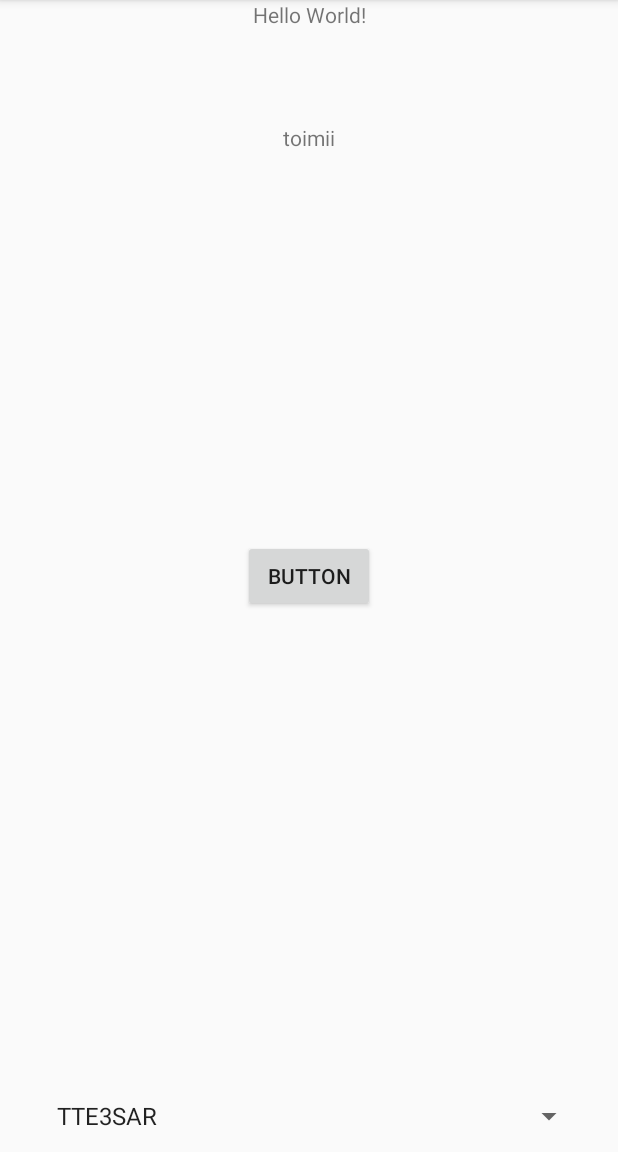
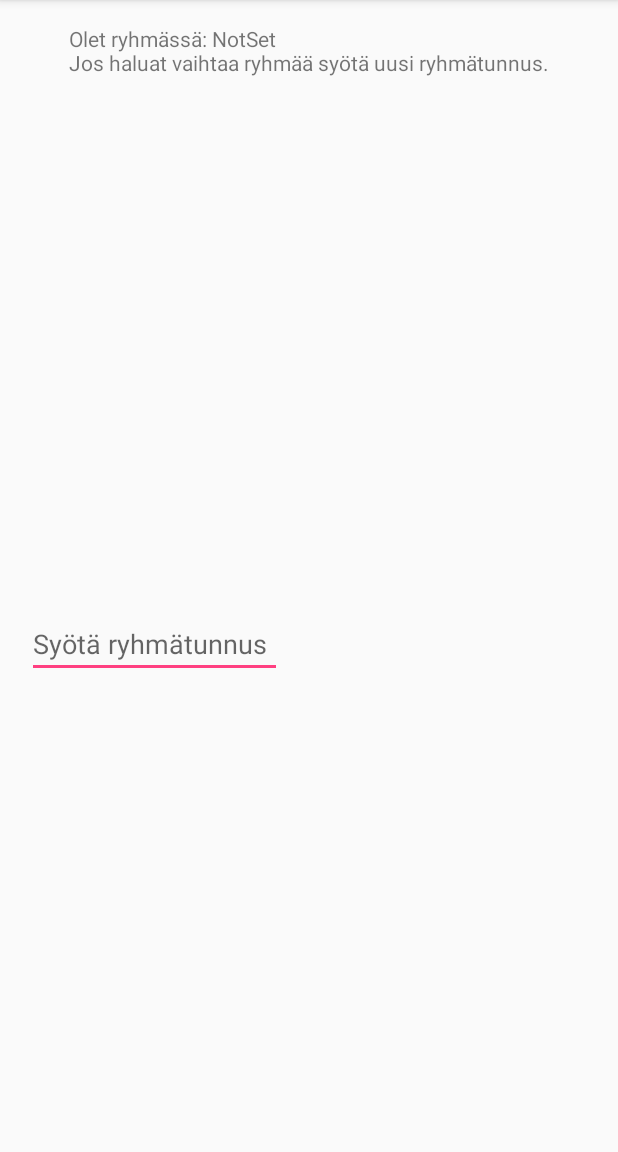
Before and after one commit to henkkaxdxd/prototyyppi, an Android app: the screen it shows after launch (MainActivity), on a phone screen of 412 x 824 dp, the part 84-1236 px from its top. Run offline under Robolectric (Android 15) with nearby library versions, the phone set to English and light mode, and no system bars.

```diff
--- a/app/src/main/java/proto/tyyppi/MainActivity.java
+++ b/app/src/main/java/proto/tyyppi/MainActivity.java
@@ -1,13 +1,18 @@
 package proto.tyyppi;
 
+        import android.content.SharedPreferences;
         import android.os.AsyncTask;
         import android.support.v7.app.AppCompatActivity;
         import android.os.Bundle;
+        import android.text.Editable;
+        import android.text.TextWatcher;
         import android.view.View;
         import android.widget.AdapterView;
         import android.widget.ArrayAdapter;
-        import android.widget.Spinner;
+        import android.widget.AutoCompleteTextView;
+        import android.widget.Button;
         import android.widget.TextView;
+        import android.widget.Toast;
 
         import java.io.BufferedReader;
         import java.io.IOException;
@@ -22,10 +27,14 @@ public class MainActivity extends AppCompatActivity {
     private TextView tvData;
     private TextView groupV;
 
+    AutoCompleteTextView autoComp;
+    String[] Groups;
+
     String beaconMajor = "123456";
-    String groupID = "nulll";
+    String groupID = "NotSet";
+    String GroupString;
 
-    //String urlStr = "https://oven-sausage.herokuapp.com/add/"+beaconMajor+"/"+groupID;
+    Button registerBtn, testBtn;
 
     @Override
     protected void onCreate(Bundle savedInstanceState) {
@@ -34,24 +43,70 @@ public class MainActivity extends AppCompatActivity {
 
         tvData = (TextView) findViewById(R.id.textView);
         groupV = (TextView) findViewById(R.id.groupView);
-        Spinner mySpinner = (Spinner) findViewById(R.id.spinner);
 
-        ArrayAdapter<String> myAdapter = new ArrayAdapter<String>(MainActivity.this,
-                android.R.layout.simple_list_item_1, getResources().getStringArray(R.array.ryhma_array));
-        myAdapter.setDropDownViewResource(android.R.layout.simple_spinner_dropdown_item);
-        mySpinner.setAdapter(myAdapter);
+        registerBtn = (Button) findViewById(R.id.register);
+        testBtn = (Button) findViewById(R.id.button);
 
-        mySpinner.setOnItemSelectedListener(new AdapterView.OnItemSelectedListener() {
+        SharedPreferences sharedPref= getSharedPreferences("mypref", MODE_PRIVATE);
+        groupID = sharedPref.getString("savedGroup", groupID);
+
+        if (groupV == null) {
+            groupV.setText("Et ole vielä missään ryhmässä. Valitse ryhmä.");
+        } else {
+            groupV.setText("Olet ryhmässä: " + groupID + "\nJos haluat vaihtaa ryhmää syötä uusi ryhmätunnus.");
+        }
+
+        autoComp = (AutoCompleteTextView)findViewById(R.id.autoCompleteTextView);
+        Groups = getResources().getStringArray(R.array.groups);
+        ArrayAdapter<String> adapter = new ArrayAdapter<String>(this, android.R.layout.simple_list_item_1, Groups);
+        autoComp.setAdapter(adapter);
+
+        autoComp.addTextChangedListener(new TextWatcher() {
+
             @Override
-            public void onItemSelected(AdapterView<?> parent, View view, int position, long id) {
-                groupID = "toimii";
-                groupV.setText(groupID);
+            public void onTextChanged(CharSequence s, int start, int before, int count) {
+                // TODO Auto-generated method stub
+
+                registerBtn.setVisibility(View.GONE);
+                testBtn.setVisibility(View.GONE);
+
+                if(!autoComp.isPerformingCompletion())
+                {
+                    boolean validator=false;
+                    for(String val :  Groups )
+                    {
+                        if(val.toLowerCase().startsWith(s.toString().toLowerCase()))
+                        {
+                            //Toast.makeText(MainActivity.this, "toLowerCase", Toast.LENGTH_SHORT).show();
+                            validator=true;
+                        }
+                    }
+
+                    if(!validator)
+                    {
+                        Toast.makeText(MainActivity.this, "Oho! Kirjoitusvirhe.", Toast.LENGTH_SHORT).show();
+                        autoComp.setText("");
+                    }
+                }
             }
 
             @Override
-            public void onNothingSelected(AdapterView<?> parent) {
-                groupID = "eitoimi";
-                groupV.setText(groupID);
+            public void beforeTextChanged(CharSequence s, int start, int count, int after) {
+                // TODO Auto-generated method stub
+            }
+
+            @Override
+            public void afterTextChanged(Editable s) {
+                // TODO Auto-generated method stub
+            }
+        });
+
+        autoComp.setOnItemClickListener(new AdapterView.OnItemClickListener() {
+            @Override
+            public void onItemClick(AdapterView<?> parent, View view, int position, long id) {
+                Toast.makeText(MainActivity.this, "onItemClick", Toast.LENGTH_SHORT).show();
+
+                registerBtn.setVisibility(View.VISIBLE);
             }
         });
 
@@ -64,6 +119,15 @@ public class MainActivity extends AppCompatActivity {
 
     public void click(View v) {
         new JSONtask().execute("https://oven-sausage.herokuapp.com/add/"+beaconMajor+"/"+groupID);
+    }
+
+    public void registerClick(View v){
+        GroupString = autoComp.getText().toString();    // Otetaan listasta nimi
+        groupID = GroupString;                          // Asetetaan se
+        groupV.setText("Olet ryhmässä: " + groupID + "\nJos haluat vaihtaa ryhmää syötä uusi ryhmätunnus.");    // Tulostetaan se
+
+        testBtn.setVisibility(View.VISIBLE);
+        saveGroup("savedGroup", groupID);
     }
 
     public class JSONtask extends AsyncTask<String, String, String> {
@@ -117,4 +181,15 @@ public class MainActivity extends AppCompatActivity {
             tvData.setText(result);
         }
     }
+
+    public void saveGroup(String name, String addGroup){
+        // Create object of SharedPreferences.
+        SharedPreferences sharedPref= getApplicationContext().getSharedPreferences("mypref", MODE_PRIVATE);
+        //now get Editor
+        SharedPreferences.Editor editor= sharedPref.edit();
+        //put your value
+        editor.putString(name, addGroup);
+        //commits your edits
+        editor.commit();
+    }
 }
--- a/app/src/main/res/layout/activity_main.xml
+++ b/app/src/main/res/layout/activity_main.xml
@@ -9,39 +9,62 @@
     <TextView
         android:layout_width="wrap_content"
         android:layout_height="wrap_content"
-        android:text="Hello World!"
+        android:text=" "
         app:layout_constraintLeft_toLeftOf="parent"
         app:layout_constraintRight_toRightOf="parent"
         app:layout_constraintTop_toTopOf="parent"
-        android:id="@+id/textView"/>
+        android:id="@+id/textView"
+        android:layout_marginTop="491dp"
+        app:layout_constraintHorizontal_bias="0.501" />
 
     <TextView
         android:layout_width="wrap_content"
         android:layout_height="wrap_content"
-        android:text="Hello World!"
+        android:text="groupView"
         app:layout_constraintLeft_toLeftOf="parent"
         app:layout_constraintRight_toRightOf="parent"
         app:layout_constraintTop_toTopOf="parent"
         android:id="@+id/groupView"
-        android:layout_marginTop="82dp" />
+        android:layout_marginTop="16dp"
+        app:layout_constraintHorizontal_bias="0.504" />
 
     <Button
         android:id="@+id/button"
         android:onClick="click"
         android:layout_width="wrap_content"
         android:layout_height="wrap_content"
-        android:text="Button"
+        android:text="Testaa"
+        android:visibility="gone"
         app:layout_constraintBottom_toBottomOf="parent"
         app:layout_constraintLeft_toLeftOf="parent"
         app:layout_constraintRight_toRightOf="parent"
-        app:layout_constraintTop_toTopOf="parent" />
+        app:layout_constraintTop_toTopOf="parent"
+        app:layout_constraintVertical_bias="0.438" />
 
-    <Spinner
-        android:id="@+id/spinner"
-        android:layout_width="368dp"
+    <Button
+        android:id="@+id/register"
+        android:onClick="registerClick"
+        android:layout_width="wrap_content"
         android:layout_height="wrap_content"
+        android:text="Rekisteröidy"
+        android:visibility="gone"
         app:layout_constraintBottom_toBottomOf="parent"
         app:layout_constraintLeft_toLeftOf="parent"
-        app:layout_constraintRight_toRightOf="parent" />
+        app:layout_constraintRight_toRightOf="parent"
+        app:layout_constraintTop_toTopOf="parent"
+        app:layout_constraintVertical_bias="0.317"
+        app:layout_constraintHorizontal_bias="0.763" />
+
+    <AutoCompleteTextView
+        android:id="@+id/autoCompleteTextView"
+        android:layout_width="170dp"
+        android:layout_height="40dp"
+        android:hint="Syötä ryhmätunnus"
+        app:layout_constraintBottom_toBottomOf="parent"
+        app:layout_constraintLeft_toLeftOf="parent"
+        app:layout_constraintRight_toRightOf="parent"
+        android:layout_marginBottom="316dp"
+        app:layout_constraintHorizontal_bias="0.074" />
+
 
 </android.support.constraint.ConstraintLayout>
--- a/app/src/main/res/values/arrays.xml
+++ /dev/null
@@ -1,21 +0,0 @@
-<?xml version="1.0" encoding="utf-8"?>
-<resources>
-    <string-array name="ryhma_array">
-        <item>TTE3SAR</item>
-        <item>TTE3SA</item>
-        <item>TTE3SNH</item>
-        <item>TTE3SNO</item>
-        <item>TTE3SNL</item>
-        <item>TVT14SA</item>
-        <item>TVT14SNO</item>
-        <item>TVT14SNL</item>
-        <item>TVT15SMO</item>
-        <item>TVT15SPL</item>
-        <item>TVT15SPO</item>
-        <item>TVT16SMO</item>
-        <item>TVT16SE</item>
-        <item>TVT16SPO</item>
-        <item>TVT16SPL</item>
-    </string-array>
-
-</resources>
--- a/app/src/main/res/values/strings.xml
+++ b/app/src/main/res/values/strings.xml
@@ -1,3 +1,21 @@
 <resources>
     <string name="app_name">prototyyppi</string>
+
+    <string-array name="groups">
+        <item>TTE3SAR</item>
+        <item>TTE3SA</item>
+        <item>TTE3SNH</item>
+        <item>TTE3SNO</item>
+        <item>TTE3SNL</item>
+        <item>TVT14SA</item>
+        <item>TVT14SNO</item>
+        <item>TVT14SNL</item>
+        <item>TVT15SMO</item>
+        <item>TVT15SPL</item>
+        <item>TVT15SPO</item>
+        <item>TVT16SMO</item>
+        <item>TVT16SE</item>
+        <item>TVT16SPO</item>
+        <item>TVT16SPL</item>
+    </string-array>
 </resources>
```
